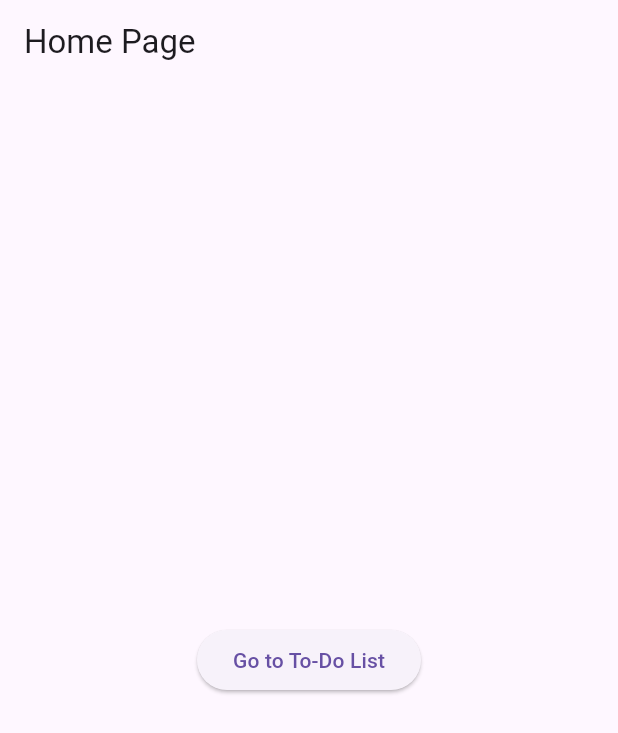
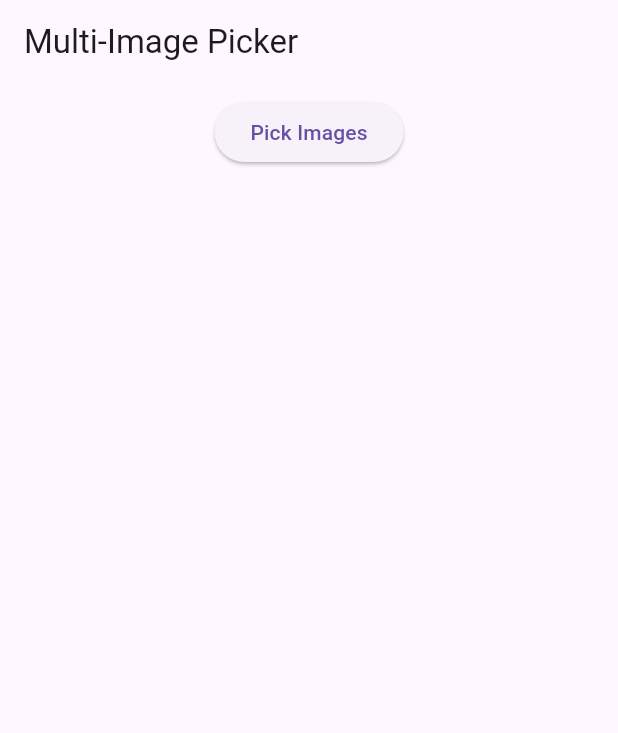
Before and after one commit to vishal0990/responsive_for_all, a Flutter app: the screen it shows after launch, on a phone screen of 412 x 824 dp. Shown: the top 733 px of the screen. Run offline on Flutter 3.47's test engine with Material 3 defaults, Android fonts, the phone set to English and light mode, and no system bars; our stand-ins replace file_picker, get, image_picker, responsive_framework.

Commit message:
10/9/2024 object_pick

```diff
--- a/lib/home_page.dart
+++ b/lib/home_page.dart
@@ -1,20 +1,93 @@
+import 'package:flutter/foundation.dart';
 import 'package:flutter/material.dart';
-import 'package:get/get.dart';
+import 'package:get/get.dart' as get_;
+import 'package:responsive_framework/responsive_framework.dart';
 
-class HomePage extends StatelessWidget {
+import 'image_picker_controller.dart';
+
+class HomeScreen extends StatelessWidget {
+  // Initialize GetX Controller
+  final ImagePickerController controller =
+      get_.Get.put(ImagePickerController());
+
   @override
   Widget build(BuildContext context) {
+    double padding = ResponsiveBreakpoints.of(context).isMobile ? 8.0 : 16.0;
+
+    double responsive = ResponsiveValue(
+      context,
+      defaultValue: 2.0,
+      conditionalValues: [
+        Condition.smallerThan(name: MOBILE, value: 2.0), // Padding for mobile
+        Condition.largerThan(name: MOBILE, value: 3.0), // Padding for mobile
+        Condition.largerThan(name: TABLET, value: 4.0), // Padding for tablet
+        Condition.largerThan(name: DESKTOP, value: 8.0), // Padding for desktop
+      ],
+    ).value;
     return Scaffold(
       appBar: AppBar(
-        title: Text('Home Page'),
+        title: Text('Multi-Image Picker'),
       ),
-      body: Center(
-        child: ElevatedButton(
-          onPressed: () {
-            print("go to");
-            Get.toNamed('/todo');
-          },
-          child: Text('Go to To-Do List'),
+      body: Padding(
+        padding: EdgeInsets.all(padding),
+        child: Column(
+          crossAxisAlignment: CrossAxisAlignment.center,
+          mainAxisAlignment: MainAxisAlignment.spaceAround,
+          children: [
+            ElevatedButton(
+              onPressed: () {
+                if (kIsWeb) {
+                  controller
+                      .pickImagesWebDesktop(); // Use web or desktop picker
+                } else {
+                  controller.pickImagesMobile(); // Use mobile picker
+                }
+              },
+              child: Text('Pick Images'),
+            ),
+            Expanded(
+              child: get_.Obx(() {
+                return GridView.builder(
+                  padding: EdgeInsets.all(padding),
+                  gridDelegate: SliverGridDelegateWithFixedCrossAxisCount(
+                    crossAxisCount: responsive.toInt(),
+                    crossAxisSpacing: 10.0,
+                    mainAxisSpacing: 10.0,
+                  ),
+                  itemCount:
+                      controller.images.length + controller.webImages.length,
+                  itemBuilder: (context, index) {
+                    if (index < controller.images.length) {
+                      // Display images for mobile/desktop (File type)
+                      return !kIsWeb
+                          ? Image.file(controller.images[index],
+                              fit: BoxFit.cover)
+                          : SizedBox.shrink(); // Web won't use Image.file
+                    } else {
+                      // Display images for web (XFile type)
+                      return FutureBuilder<Uint8List?>(
+                        future: controller
+                            .webImages[index - controller.images.length]
+                            .readAsBytes(),
+                        builder: (context, snapshot) {
+                          if (snapshot.connectionState ==
+                                  ConnectionState.done &&
+                              snapshot.hasData) {
+                            return Image.memory(snapshot.data!,
+                                fit: BoxFit.cover);
+                          } else if (snapshot.hasError) {
+                            return Icon(Icons.error);
+                          } else {
+                            return Center(child: CircularProgressIndicator());
+                          }
+                        },
+                      );
+                    }
+                  },
+                );
+              }),
+            ),
+          ],
         ),
       ),
     );
--- /dev/null
+++ b/lib/image_picker_controller.dart
@@ -0,0 +1,44 @@
+import 'dart:io';
+import 'dart:typed_data';
+import 'package:flutter/foundation.dart' show kIsWeb;
+import 'package:get/get.dart';
+import 'package:image_picker/image_picker.dart';
+import 'package:file_picker/file_picker.dart';
+
+class ImagePickerController extends GetxController {
+  // Store selected images for mobile/desktop
+  var images = <File>[].obs;
+
+  // Store selected images for web
+  var webImages = <XFile>[].obs;
+
+  final ImagePicker _picker = ImagePicker();
+
+  // Method to pick multiple images on mobile
+  Future<void> pickImagesMobile() async {
+    final pickedFiles = await _picker.pickMultiImage();
+    if (pickedFiles.isNotEmpty) {
+      images.value = pickedFiles.map((pickedFile) => File(pickedFile.path)).toList();
+    }
+  }
+
+  // Method to pick images for web/desktop using file_picker
+  Future<void> pickImagesWebDesktop() async {
+    final pickedFiles = await FilePicker.platform.pickFiles(
+      type: FileType.image,
+      allowMultiple: true,
+    );
+
+    if (pickedFiles != null && pickedFiles.files.isNotEmpty) {
+      if (pickedFiles.files.first.bytes != null) {
+        // For web: Add files as XFile
+        webImages.value = pickedFiles.files
+            .map((file) => XFile.fromData(file.bytes!, name: file.name))
+            .toList();
+      } else {
+        // For desktop: Use file paths
+        images.value = pickedFiles.files.map((file) => File(file.path!)).toList();
+      }
+    }
+  }
+}
--- a/lib/main.dart
+++ b/lib/main.dart
@@ -1,13 +1,10 @@
 import 'package:flutter/material.dart';
 import 'package:get/get.dart';
-import 'package:responsive_for_all/not_found.dart';
 import 'package:responsive_framework/responsive_framework.dart';
 
 import 'home_page.dart';
-import 'todo_page.dart';
 
 void main() {
-  //Get.testMode = true;
   runApp(MyApp());
 }
 
@@ -15,25 +12,20 @@ class MyApp extends StatelessWidget {
   @override
   Widget build(BuildContext context) {
     return GetMaterialApp(
-      debugShowCheckedModeBanner: false,
-      title: 'Responsive To-Do App with GetX',
       builder: (context, widget) => ResponsiveBreakpoints.builder(
+        /*     widget,
+        maxWidth: 1200,
+        minWidth: 480,
+        defaultScale: true,*/
+        breakpoints: [
+          const Breakpoint(start: 0, end: 450, name: MOBILE),
+          const Breakpoint(start: 451, end: 800, name: TABLET),
+          const Breakpoint(start: 801, end: 1500, name: DESKTOP),
+          const Breakpoint(start: 1921, end: double.infinity, name: '4K'),
+        ],
         child: widget!,
-        debugLog: true,
-        breakpoints: [
-          Breakpoint(start: 0, end: 450, name: MOBILE),
-          Breakpoint(start: 451, end: 800, name: TABLET),
-          Breakpoint(start: 801, end: 1920, name: DESKTOP),
-          Breakpoint(start: 1921, end: double.infinity, name: '4K'),
-        ],
       ),
-      initialRoute: '/',
-      getPages: [
-        GetPage(name: '/', page: () => HomePage()),
-        GetPage(name: '/todo', page: () => TodoPage()),
-      ],
-      unknownRoute: GetPage(name: '/notfound', page: () => NotFoundPage()),
-      // 404 handling
+      home: HomeScreen(),
     );
   }
 }
--- a/lib/not_found.dart
+++ /dev/null
@@ -1,15 +0,0 @@
-import 'package:flutter/material.dart';
-
-class NotFoundPage extends StatelessWidget {
-  @override
-  Widget build(BuildContext context) {
-    return Scaffold(
-      appBar: AppBar(
-        title: Text('Page Not Found'),
-      ),
-      body: Center(
-        child: Text('404 - Page Not Found'),
-      ),
-    );
-  }
-}
--- a/pubspec.yaml
+++ b/pubspec.yaml
@@ -32,6 +32,9 @@ dependencies:
     sdk: flutter
   responsive_framework: ^1.5.1
   get: ^4.6.5
+  image_picker: ^1.1.2
+  file_picker: ^8.1.2
+
 
 
 
```
Also changed, not shown: lib/todo_controller.dart (deleted, +0 -22 lines), lib/todo_page.dart (deleted, +0 -77 lines), pubspec.lock, 5 other files.
